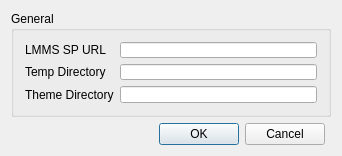
Old version of the form ui/ui/configuration.ui in the repository kmklr72/LMMS-Theme-Installer.
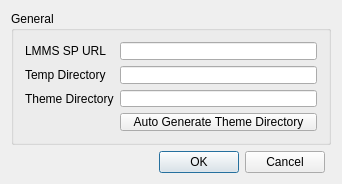
New version of the form.

Patch:
```diff
--- a/ui/ui/configuration.ui
+++ b/ui/ui/configuration.ui
@@ -7,7 +7,7 @@
     <x>0</x>
     <y>0</y>
     <width>342</width>
-    <height>156</height>
+    <height>184</height>
    </rect>
   </property>
   <property name="sizePolicy">
@@ -75,6 +75,13 @@
        <item row="2" column="1">
         <widget class="QLineEdit" name="themeDirLineEdit"/>
        </item>
+       <item row="3" column="1">
+        <widget class="QPushButton" name="themeDirAutoGenPushButton">
+         <property name="text">
+          <string>Auto Generate Theme Directory</string>
+         </property>
+        </widget>
+       </item>
       </layout>
      </widget>
     </item>
```
